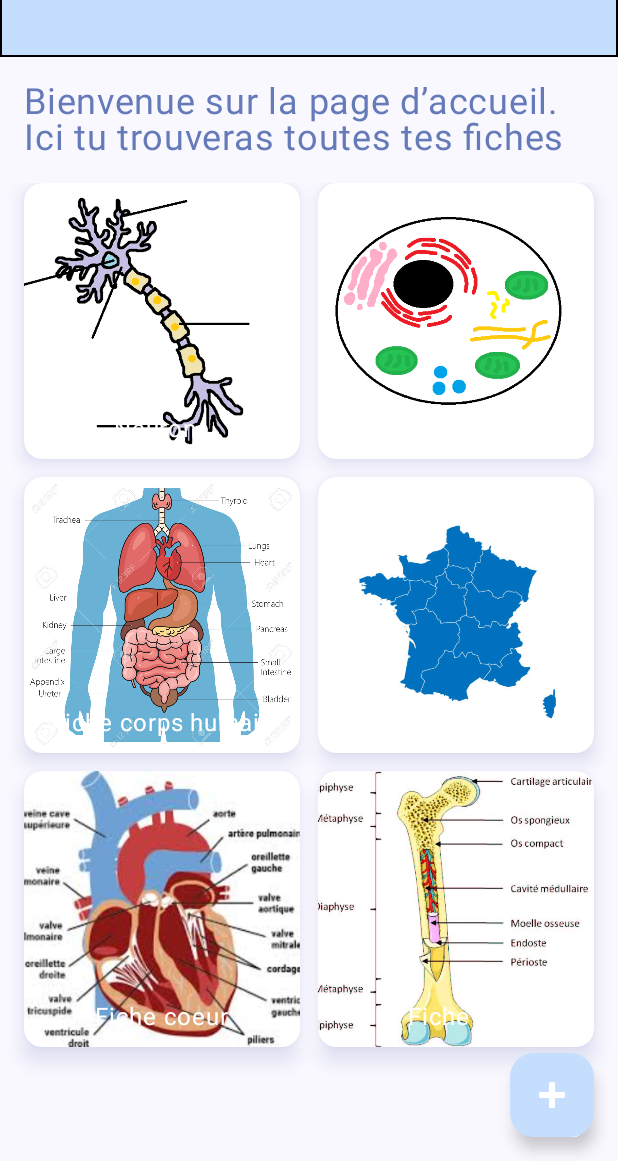
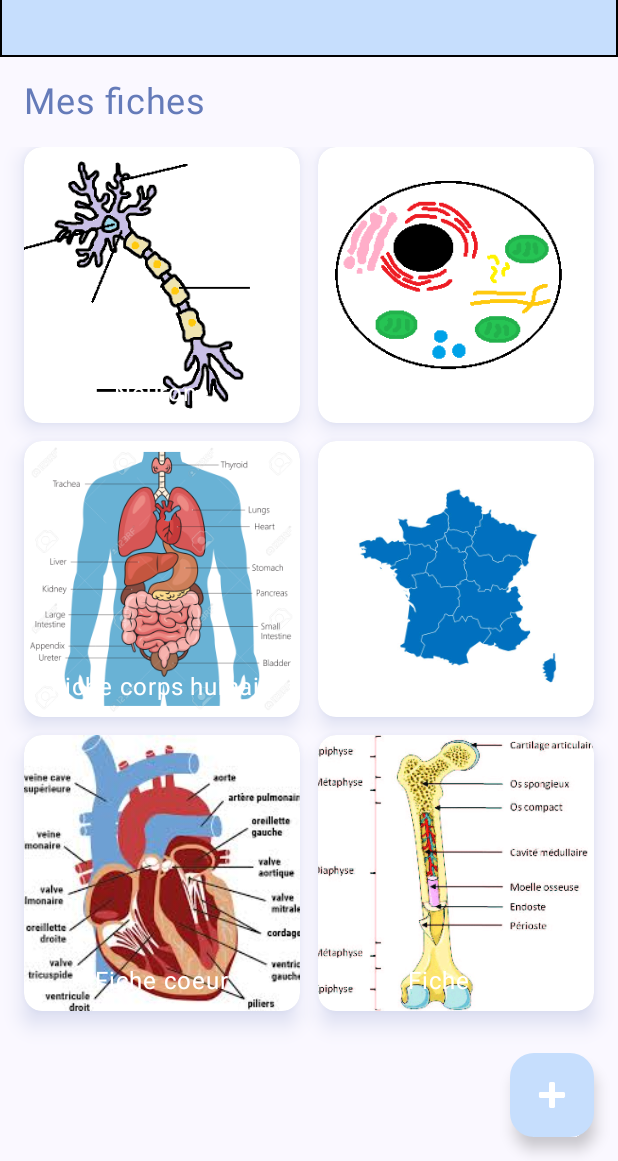
Before and after one commit to Eileda6/Schema_Flash_Adelie_Brunel, an Android app built with Jetpack Compose: the screen it shows after launch (MainActivity), on a phone screen of 412 x 824 dp, the part 75-1236 px from its top. Run offline under Robolectric (Android 15) with nearby library versions, the phone set to English and light mode, and no system bars.

Commit message:
ajout de fiche fonctionne

```diff
--- a/app/src/main/java/fr/ensim/android/schemaflash/FlashcardNeurone.kt
+++ b/app/src/main/java/fr/ensim/android/schemaflash/FlashcardNeurone.kt
@@ -1,4 +1,6 @@
 package fr.ensim.android.schemaflash
+
+import androidx.compose.runtime.mutableStateListOf
 
 
 data class CompletionZone(
@@ -7,13 +9,19 @@ data class CompletionZone(
 )
 
 data class FlashCardData(
-    val imageRes: Int,
+    val imageUri: String, // Uri sous forme de chaîne
     val title: String,
     val zones: List<CompletionZone>
 )
-val flashCards = listOf(
+
+// Remplace avec ton propre nom de package !
+private const val PACKAGE_NAME = "fr.ensim.android.schemaflash"
+
+val flashCardList = mutableStateListOf<FlashCardData>().apply {
+    addAll(
+        listOf(
             FlashCardData(
-        imageRes = R.drawable.neurone,
+                imageUri = "android.resource://$PACKAGE_NAME/${R.drawable.neurone}",
                 title = "Neurone",
                 zones = listOf(
                     CompletionZone("1", "dendrite"),
@@ -24,38 +32,35 @@ val flashCards = listOf(
                 )
             ),
             FlashCardData(
-        imageRes = R.drawable.cell_schema,
-        "Fiche cellule",
-        zones = listOf(
-            CompletionZone("1", "noyau")
-        )
+                imageUri = "android.resource://$PACKAGE_NAME/${R.drawable.cell_schema}",
+                title = "Fiche cellule",
+                zones = listOf(CompletionZone("1", "noyau"))
             ),
             FlashCardData(
-        imageRes = R.drawable.corps_humain,
-        "Fiche corps humain",
-        zones = listOf(
-            CompletionZone("1", "noyau")
-        )
+                imageUri = "android.resource://$PACKAGE_NAME/${R.drawable.corps_humain}",
+                title = "Fiche corps humain",
+                zones = listOf(CompletionZone("1", "noyau"))
             ),
             FlashCardData(
-        imageRes = R.drawable.carte_france,
-        "Fiche carte france",
-        zones = listOf(
-            CompletionZone("1", "noyau")
-        )
+                imageUri = "android.resource://$PACKAGE_NAME/${R.drawable.carte_france}",
+                title = "Fiche carte france",
+                zones = listOf(CompletionZone("1", "noyau"))
             ),
             FlashCardData(
-        imageRes = R.drawable.coeur,
-        "Fiche coeur",
-        zones = listOf(
-            CompletionZone("1", "noyau")
-        )
+                imageUri = "android.resource://$PACKAGE_NAME/${R.drawable.coeur}",
+                title = "Fiche coeur",
+                zones = listOf(CompletionZone("1", "noyau"))
             ),
             FlashCardData(
-        imageRes = R.drawable.os,
-        "Fiche os",
-        zones = listOf(
-            CompletionZone("1", "noyau")
+                imageUri = "android.resource://$PACKAGE_NAME/${R.drawable.os}",
+                title = "Fiche os",
+                zones = listOf(CompletionZone("1", "noyau"))
             )
         )
     )
+}
+
+// Fonction pour ajouter une nouvelle fiche dynamique
+fun ajouterNouvelleFiche(fiche: FlashCardData) {
+    flashCardList.add(fiche)
+}
--- a/app/src/main/java/fr/ensim/android/schemaflash/MainActivity.kt
+++ b/app/src/main/java/fr/ensim/android/schemaflash/MainActivity.kt
@@ -31,9 +31,11 @@ class MainActivity : ComponentActivity() {
                         PageAccueilScreen(
                             onFabClick = { navController.navigate("ajouter") },
                             onCardClick = { flashCard ->
-                                val card = flashCards.find { it.title == flashCard.title }
+                                val card = flashCardList.find { it.title == flashCard.title }
                                 if (card != null) {
-                                    navController.navigate("fiche/${card.title}/${card.imageRes}")
+                                    // Encodage de l'URI pour éviter les erreurs de navigation
+                                    val encodedUri = Uri.encode(card.imageUri)
+                                    navController.navigate("fiche/${card.title}/$encodedUri")
                                 }
                             }
                         )
@@ -57,19 +59,19 @@ class MainActivity : ComponentActivity() {
                     }
 
                     composable(
-                        route = "fiche/{title}/{imageRes}",
+                        route = "fiche/{title}/{imageUri}",
                         arguments = listOf(
                             navArgument("title") { type = NavType.StringType },
-                            navArgument("imageRes") { type = NavType.IntType }
+                            navArgument("imageUri") { type = NavType.StringType }
                         )
                     ) { backStackEntry ->
                         val title = backStackEntry.arguments?.getString("title") ?: ""
-                        val imageRes = backStackEntry.arguments?.getInt("imageRes") ?: 0
-                        val fiche = flashCards.find { it.title == title }
+                        val imageUriStr = backStackEntry.arguments?.getString("imageUri") ?: ""
+                        val fiche = flashCardList.find { it.title == title }
 
                         ApprendreFicheScreen(
                             title = title,
-                            imageRes = imageRes,
+                            imageUri = imageUriStr,
                             zones = fiche?.zones ?: emptyList(),
                             onAccueilClick = { navController.navigate("accueil") }
                         )
--- a/app/src/main/java/fr/ensim/android/schemaflash/PageAccueilScreen.kt
+++ b/app/src/main/java/fr/ensim/android/schemaflash/PageAccueilScreen.kt
@@ -2,10 +2,6 @@
 
 package fr.ensim.android.schemaflash
 
-import androidx.compose.runtime.getValue
-import androidx.compose.runtime.setValue
-import androidx.compose.runtime.mutableStateOf
-import androidx.compose.runtime.remember
 import androidx.compose.foundation.Image
 import androidx.compose.foundation.background
 import androidx.compose.foundation.border
@@ -17,10 +13,7 @@ import androidx.compose.foundation.lazy.grid.items
 import androidx.compose.material.icons.Icons
 import androidx.compose.material.icons.filled.Menu
 import androidx.compose.material3.*
-import androidx.compose.runtime.Composable
-import androidx.compose.runtime.getValue
-import androidx.compose.runtime.mutableStateOf
-import androidx.compose.runtime.remember
+import androidx.compose.runtime.*
 import androidx.compose.ui.Alignment
 import androidx.compose.ui.Modifier
 import androidx.compose.ui.draw.shadow
@@ -29,24 +22,11 @@ import androidx.compose.ui.layout.ContentScale
 import androidx.compose.ui.res.painterResource
 import androidx.compose.ui.unit.dp
 import androidx.compose.ui.unit.sp
+import coil.compose.AsyncImage
+import fr.ensim.android.schemaflash.ui.theme.Blue1
 import fr.ensim.android.schemaflash.ui.theme.LightBlue
 import fr.ensim.android.schemaflash.ui.theme.White
-import fr.ensim.android.schemaflash.ui.theme.Blue1
-import androidx.compose.material3.Divider
 
-// ------------ Données ------------
-/*data class FlashCardData(val imageRes: Int, val title: String)
-
-val flashCards = listOf(
-    FlashCardData(R.drawable.neurone, "Fiche Neurone"),
-    FlashCardData(R.drawable.cell_schema, "Fiche cellule"),
-    FlashCardData(R.drawable.corps_humain, "Fiche corps humain"),
-    FlashCardData(R.drawable.carte_france, "Fiche carte france"),
-    FlashCardData(R.drawable.coeur, "Fiche coeur"),
-    FlashCardData(R.drawable.os, "Fiche os")
-)*/
-
-// ------------ Barre du haut réutilisable ------------
 @Composable
 fun PageAccueilScreen(onFabClick: () -> Unit,
                       onCardClick: (FlashCardData) -> Unit) {
@@ -65,8 +45,7 @@ fun PageAccueilScreen(onFabClick: () -> Unit,
                             text = "Schema Flash",
                             color = Color.White,
                             fontSize = 30.sp,
-                            modifier = Modifier
-                                .padding(end = 32.dp)
+                            modifier = Modifier.padding(end = 32.dp)
                         )
                     }
                 },
@@ -75,18 +54,16 @@ fun PageAccueilScreen(onFabClick: () -> Unit,
                     Box {
                         IconButton(onClick = { expanded = true }) {
                             Icon(
-                                imageVector = Icons.Default.Menu, // ou ton propre ImageVector importé
+                                imageVector = Icons.Default.Menu,
                                 contentDescription = "Menu",
-                                tint = White // ta couleur personnalisée ici
+                                tint = White
                             )
-
                         }
                         MenuDeroulant(
                             expanded = expanded,
                             onDismiss = { expanded = false },
-                            onAccueilClick = { /* rien à faire, on est déjà sur accueil */ }
+                            onAccueilClick = { /* déjà sur accueil */ }
                         )
-
                     }
                 },
                 colors = TopAppBarDefaults.smallTopAppBarColors(containerColor = LightBlue),
@@ -94,21 +71,19 @@ fun PageAccueilScreen(onFabClick: () -> Unit,
                     .fillMaxWidth()
                     .height(88.dp)
                     .border(1.dp, Color.Black)
-
             )
         },
         floatingActionButton = {
             FloatingActionButton(
                 onClick = onFabClick,
-                containerColor = LightBlue // ✅ bonne façon de définir la couleur de fond
+                containerColor = LightBlue
             ) {
                 Icon(
                     painter = painterResource(id = android.R.drawable.ic_input_add),
                     contentDescription = "Ajouter",
-                    tint = Color.White // ou autre couleur du pictogramme
+                    tint = Color.White
                 )
             }
-
         }
     ) { padding ->
         Column(
@@ -116,14 +91,12 @@ fun PageAccueilScreen(onFabClick: () -> Unit,
                 .padding(padding)
                 .fillMaxSize()
                 .padding(16.dp)
-        )
-        {
+        ) {
             Text(
-                text = "Bienvenue sur la page d’accueil. Ici tu trouveras toutes tes fiches",
+                text = "Mes fiches",
                 fontSize = 24.sp,
                 color = Blue1,
                 modifier = Modifier.padding(bottom = 16.dp)
-
             )
 
             LazyVerticalGrid(
@@ -133,9 +106,9 @@ fun PageAccueilScreen(onFabClick: () -> Unit,
                 horizontalArrangement = Arrangement.spacedBy(12.dp),
                 contentPadding = PaddingValues(bottom = 72.dp)
             ) {
-                items(flashCards) { card ->
+                items(flashCardList) { card ->
                     FlashCard(
-                        imageRes = card.imageRes,
+                        imageUri = card.imageUri,
                         text = card.title,
                         onClick = { onCardClick(card) }
                     )
@@ -146,15 +119,13 @@ fun PageAccueilScreen(onFabClick: () -> Unit,
 }
 
 
-
-// ------------ Carte individuelle ------------
 @Composable
-fun FlashCard(imageRes: Int, text: String, onClick: () -> Unit) {
+fun FlashCard(imageUri: String, text: String, onClick: () -> Unit) {
     Card(
         modifier = Modifier
             .fillMaxWidth()
             .aspectRatio(1f)
-            .clickable(onClick = onClick) // <-- AJOUTER CE CLICKABLE
+            .clickable(onClick = onClick)
             .shadow(
                 elevation = 8.dp,
                 shape = MaterialTheme.shapes.medium,
@@ -164,11 +135,11 @@ fun FlashCard(imageRes: Int, text: String, onClick: () -> Unit) {
         elevation = CardDefaults.cardElevation(0.dp)
     ) {
         Box(modifier = Modifier.fillMaxSize()) {
-            Image(
-                painter = painterResource(id = imageRes),
-                contentDescription = null,
-                contentScale = ContentScale.Crop,
-                modifier = Modifier.fillMaxSize()
+            AsyncImage(
+                model = imageUri,
+                contentDescription = text,
+                modifier = Modifier.fillMaxSize(),
+                contentScale = ContentScale.Crop
             )
             Text(
                 text = text,
@@ -181,22 +152,3 @@ fun FlashCard(imageRes: Int, text: String, onClick: () -> Unit) {
         }
     }
 }
-
-
-@Composable
-fun ImageTestScreen() {
-    Box(
-        modifier = Modifier
-            .fillMaxSize()
-            .padding(32.dp)
-    ) {
-        Image(
-            painter = painterResource(id = R.drawable.neurone), // remplace par ton image
-            contentDescription = null,
-            modifier = Modifier
-                .fillMaxWidth()
-                .aspectRatio(1f),
-            contentScale = ContentScale.Crop
-        )
-    }
-}
```
Also changed, not shown: app/src/main/java/fr/ensim/android/schemaflash/ApprendreFicheScreen.kt (+9 -26 lines), app/src/main/java/fr/ensim/android/schemaflash/CreerFicheScreen.kt (+93 -44 lines). Lines whose indentation alone changed are shown as unchanged.
